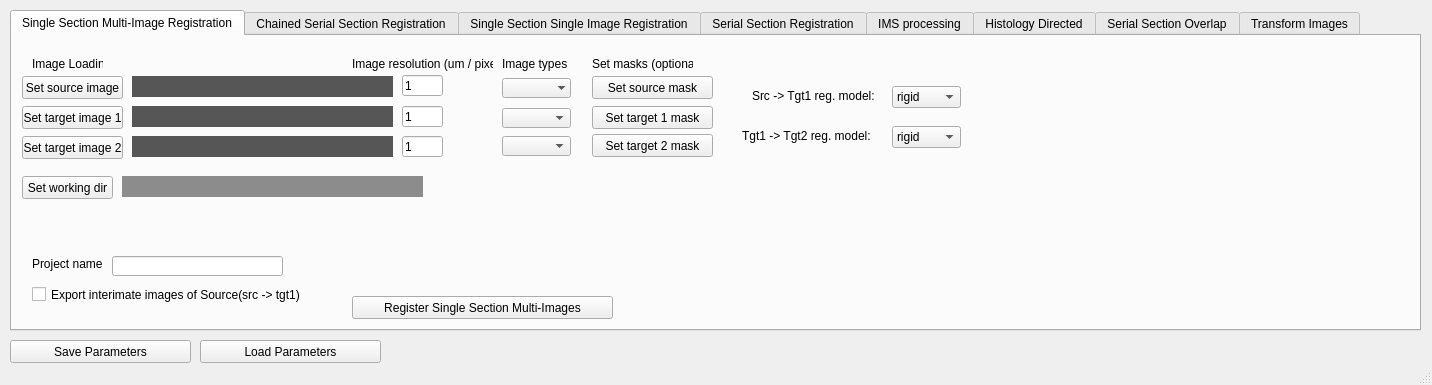
The window that regToolboxMSRC/GUI/MSRC_toolbox_v0_3.ui (NHPatterson/regToolboxMSRC) describes before a commit, drawn with Qt 5.
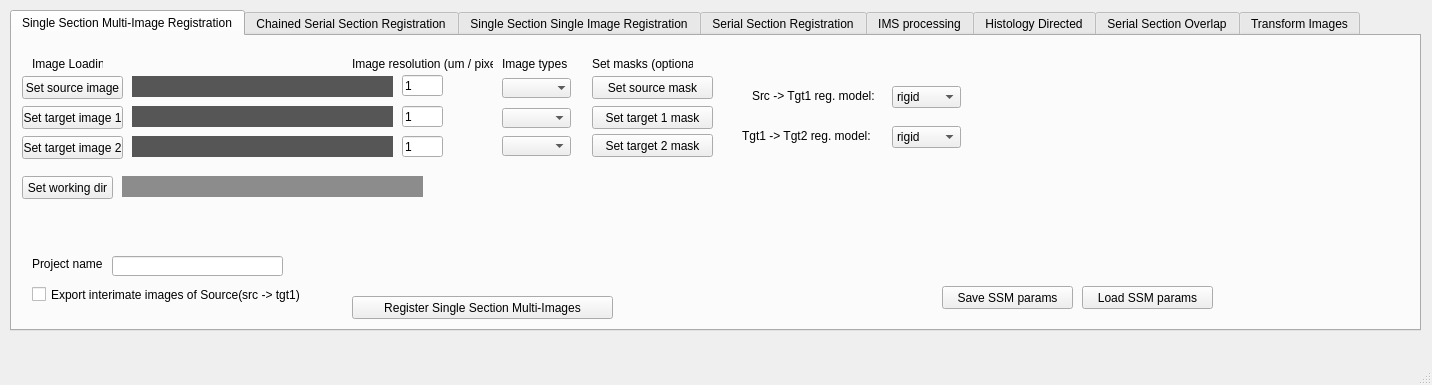
The same window after the commit.

What changed in the file:
```diff
--- a/regToolboxMSRC/GUI/MSRC_toolbox_v0_3.ui
+++ b/regToolboxMSRC/GUI/MSRC_toolbox_v0_3.ui
@@ -480,6 +480,32 @@
        <string>1</string>
       </property>
      </widget>
+     <widget class="QPushButton" name="SSM_load_params">
+      <property name="geometry">
+       <rect>
+        <x>1070</x>
+        <y>250</y>
+        <width>131</width>
+        <height>23</height>
+       </rect>
+      </property>
+      <property name="text">
+       <string>Load SSM params</string>
+      </property>
+     </widget>
+     <widget class="QPushButton" name="SSM_save_params">
+      <property name="geometry">
+       <rect>
+        <x>930</x>
+        <y>250</y>
+        <width>131</width>
+        <height>23</height>
+       </rect>
+      </property>
+      <property name="text">
+       <string>Save SSM params</string>
+      </property>
+     </widget>
     </widget>
     <widget class="QWidget" name="MultiSecChained">
      <attribute name="title">
@@ -2283,32 +2309,6 @@
      </widget>
     </widget>
    </widget>
-   <widget class="QPushButton" name="SaveParam">
-    <property name="geometry">
-     <rect>
-      <x>10</x>
-      <y>340</y>
-      <width>181</width>
-      <height>23</height>
-     </rect>
-    </property>
-    <property name="text">
-     <string>Save Parameters</string>
-    </property>
-   </widget>
-   <widget class="QPushButton" name="LoadParam">
-    <property name="geometry">
-     <rect>
-      <x>200</x>
-      <y>340</y>
-      <width>181</width>
-      <height>23</height>
-     </rect>
-    </property>
-    <property name="text">
-     <string>Load Parameters</string>
-    </property>
-   </widget>
   </widget>
   <widget class="QStatusBar" name="Status"/>
  </widget>
```
Left out of the diff: 88 changed lines with no effect on the pictures.
